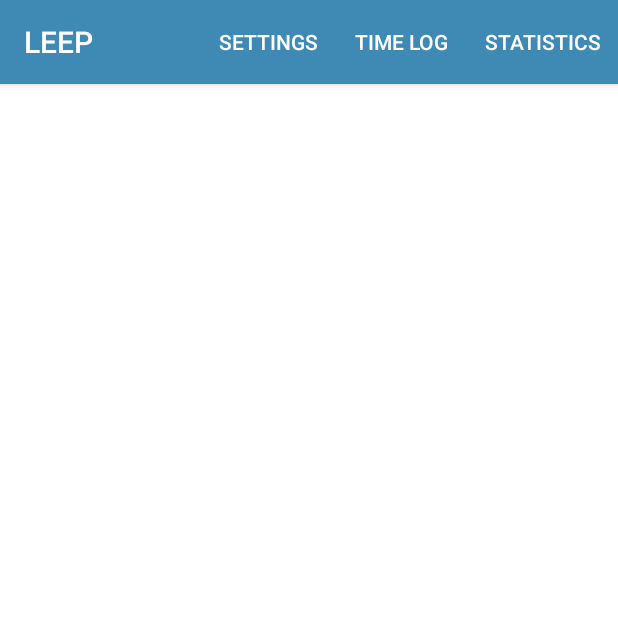
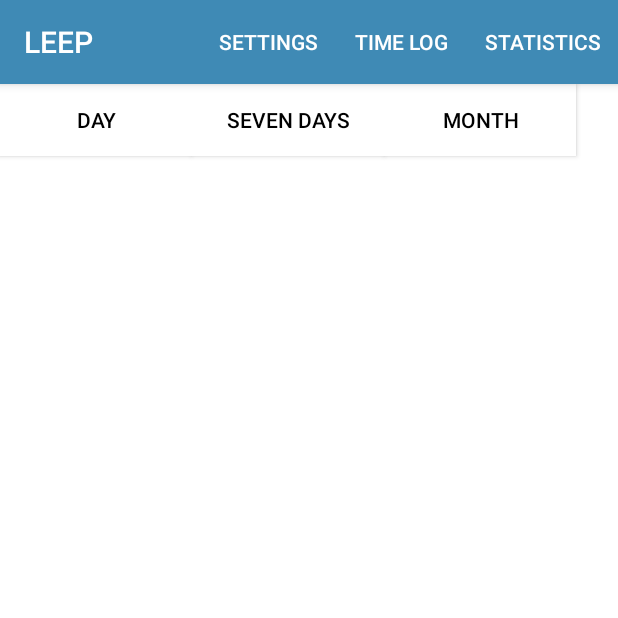
Before and after one commit to linneabark/LEEP, an Android app: the screen it shows after launch (MainActivity), after a tap on "STATISTICS", on a phone screen of 412 x 824 dp, the top half of it. Run offline under Robolectric (Android 15) with nearby library versions, the phone set to English and light mode, and no system bars.

Commit message:
Skapa en class så att man kan representera mpnaderna i text istället för i siffror för statistic vyn.

```diff
--- /dev/null
+++ b/app/src/main/java/com/example/linneabark/test/FindWhichMonth.java
@@ -0,0 +1,39 @@
+package com.example.linneabark.test;
+
+/**
+ * Created by Evelina on 2017-05-06.
+ */
+
+public class FindWhichMonth {
+
+    private SaveActivity saveActivity = new SaveActivity();
+
+    //måste göra så att representerande månad i text motsvarar en siffra
+    public String getNumberMonth (int i) {
+        if (saveActivity.activityRowList.get(i).getMonth().equals(01)) {
+            return "Jan.";
+        } else if (saveActivity.activityRowList.get(i).getMonth().equals(02)) {
+            return "Feb.";
+        } else if (saveActivity.activityRowList.get(i).getMonth().equals(03)) {
+            return "Mar.";
+        } else if (saveActivity.activityRowList.get(i).getMonth().equals(04)) {
+            return "Apr.";
+        } else if (saveActivity.activityRowList.get(i).getMonth().equals(05)) {
+            return "May";
+        } else if (saveActivity.activityRowList.get(i).getMonth().equals(06)) {
+            return "Jun.";
+        } else if (saveActivity.activityRowList.get(i).getMonth().equals(07)) {
+            return "Jul.";
+        } else if (saveActivity.activityRowList.get(i).getMonth().equals(08)) {
+            return "Aug.";
+        } else if (saveActivity.activityRowList.get(i).getMonth().equals(09)) {
+            return "Sep.";
+        } else if (saveActivity.activityRowList.get(i).getMonth().equals(10)) {
+            return "Oct.";
+        } else if (saveActivity.activityRowList.get(i).getMonth().equals(11)) {
+            return "Nov.";
+        } else if (saveActivity.activityRowList.get(i).getMonth().equals(12)) {
+            return "Dec.";
+        }
+    }
+}
--- a/app/src/main/java/com/example/linneabark/test/Statistics.java
+++ b/app/src/main/java/com/example/linneabark/test/Statistics.java
@@ -10,6 +10,7 @@ import android.view.ViewGroup;
  * A simple {@link Fragment} subclass.
  */
 public class Statistics extends Fragment {
+    private SaveActivity saveActivity = new SaveActivity();
 
     public Statistics() {
         // Required empty public constructor
@@ -21,4 +22,23 @@ public class Statistics extends Fragment {
         // Inflate the layout for this fragment
         return inflater.inflate(R.layout.fragment_statistics, container, false);
     }
+
+    //skall skapa en metod som hemtar månad och dagar etc..
+
+    private boolean whichMonth (int i) {
+        if (listViewMonth.getText().equals(saveActivity.activityRowList.get(i).getMonth())) {
+
+        }
+    }
+
+    //vi börjar med day. när man väljer dag under statistic.
+    //då är en månad vald och då skall endast dagarna som månaden är kunna väljas.
+    public void findSpecifikDay() {
+        for(int i= 0; i < saveActivity.activityRowList.size(); i++ ){
+            if (listViewMonth.getText().equals)
+
+        }
+
+
+    }
 }
--- a/app/src/main/res/layout/fragment_statistics.xml
+++ b/app/src/main/res/layout/fragment_statistics.xml
@@ -7,57 +7,34 @@
 
     <!-- TODO: Update blank fragment layout -->
 
-    <TabHost
-        android:layout_width="fill_parent"
-        android:layout_height="fill_parent">
+    <Button
+        android:id="@+id/button"
+        android:layout_width="128dp"
+        android:layout_height="wrap_content"
+        android:layout_marginLeft="0dp"
+        android:text="Day"
+        android:background="@color/plainWhite"
+        android:textColor="@color/plainBlack"
+        android:shadowColor="@color/plainWhite" />
 
-        <LinearLayout
-            android:layout_width="fill_parent"
-            android:layout_height="fill_parent"
-            android:orientation="vertical">
+    <Button
+        android:id="@+id/button2"
+        android:layout_width="128dp"
+        android:layout_height="wrap_content"
+        android:layout_marginLeft="128dp"
+        android:text="Seven Days"
+        android:background="@color/plainWhite"
+        android:textColor="@color/plainBlack"
+        android:shadowColor="@color/plainWhite" />
 
-            <TabWidget
-                android:id="@android:id/tabs"
-                android:layout_width="match_parent"
-                android:layout_height="wrap_content" />
-
-            <FrameLayout
-                android:id="@android:id/tabcontent"
-                android:layout_width="match_parent"
-                android:layout_height="182dp">
-
-
-                <LinearLayout
-                    android:id="@+id/Day"
-                    android:layout_width="match_parent"
-                    android:layout_height="match_parent"
-                    android:orientation="vertical"
-                     >
-
-                </LinearLayout>
-
-                <LinearLayout
-                    android:id="@+id/Five-days"
-                    android:layout_width="wrap_content"
-                    android:layout_height="match_parent"
-                    android:orientation="vertical"
-                     >
-
-                </LinearLayout>
-
-                <LinearLayout
-                    android:id="@+id/Month"
-                    android:layout_width="match_parent"
-                    android:layout_height="match_parent"
-                    android:orientation="vertical"
-                     >
-
-                </LinearLayout>
-
-            </FrameLayout>
-
-        </LinearLayout>
-
-    </TabHost>
+    <Button
+        android:id="@+id/button3"
+        android:layout_width="128dp"
+        android:layout_height="wrap_content"
+        android:layout_marginLeft="256dp"
+        android:text="Month"
+        android:background="@color/plainWhite"
+        android:textColor="@color/plainBlack"
+        android:shadowColor="@color/plainWhite" />
 
 </FrameLayout>
```
